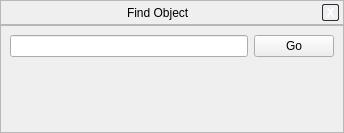
Before: the Qt Designer form src/gui/searchDialogGui.ui in 519984307/stellarium_src, drawn with Qt 5.
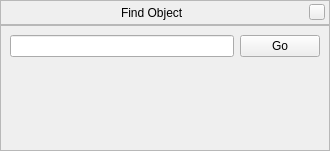
After: the same form once the commit is applied. Icons and pictures are not drawn. Custom widgets are drawn as their Qt base class.

Commit message: Improved windows title and close button.

What changed in the file:
```diff
--- a/src/gui/searchDialogGui.ui
+++ b/src/gui/searchDialogGui.ui
@@ -5,8 +5,8 @@
    <rect>
     <x>0</x>
     <y>0</y>
-    <width>344</width>
-    <height>133</height>
+    <width>330</width>
+    <height>151</height>
    </rect>
   </property>
   <property name="sizePolicy" >
@@ -100,31 +100,21 @@
        </spacer>
       </item>
       <item>
-       <widget class="QToolButton" name="closeButton" >
+       <widget class="QPushButton" name="closeStelWindow" >
+        <property name="minimumSize" >
+         <size>
+          <width>16</width>
+          <height>16</height>
+         </size>
+        </property>
         <property name="maximumSize" >
          <size>
-          <width>17</width>
-          <height>17</height>
+          <width>16</width>
+          <height>16</height>
          </size>
         </property>
-        <property name="focusPolicy" >
-         <enum>Qt::NoFocus</enum>
-        </property>
-        <property name="styleSheet" >
-         <string notr="true" >QToolButton {
-color: white;
-font-weight: bold;
-background: None;
-border: 1px solid #2e2e36;
-  border-radius: 2px;
-}
-
-QToolButton:pressed {
-color: darkgray;
-}</string>
-        </property>
         <property name="text" >
-         <string>X</string>
+         <string/>
         </property>
        </widget>
       </item>
```
Left out of the diff: 3 changed lines with no effect on the pictures. The commit also changes 11 other files.
